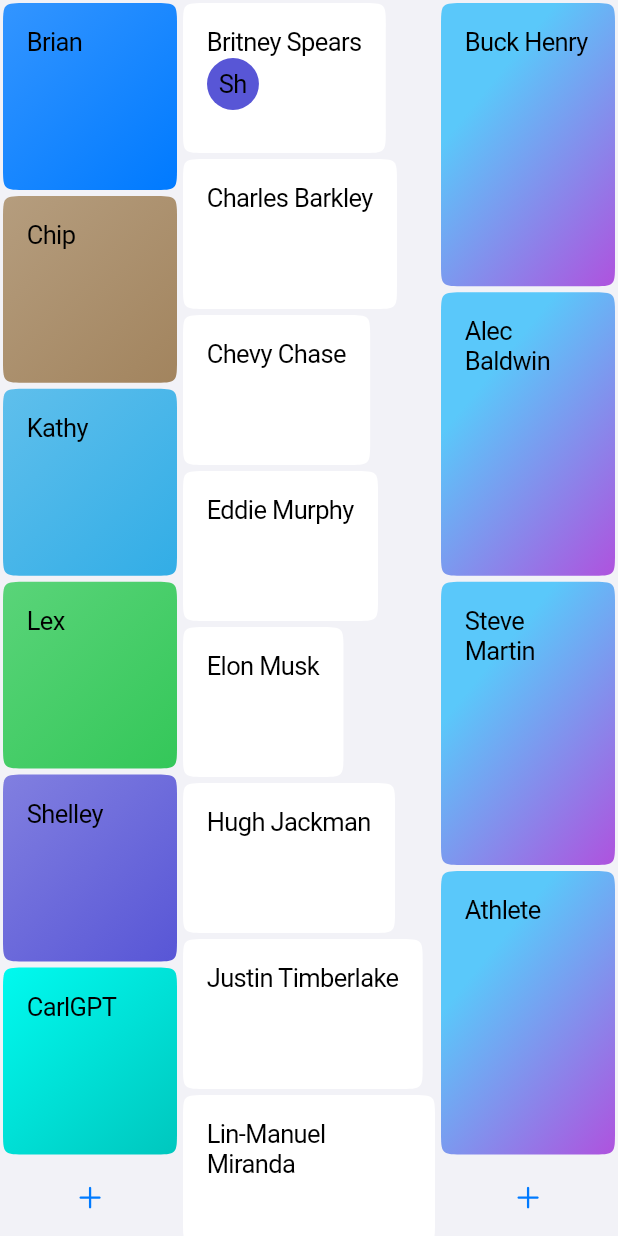
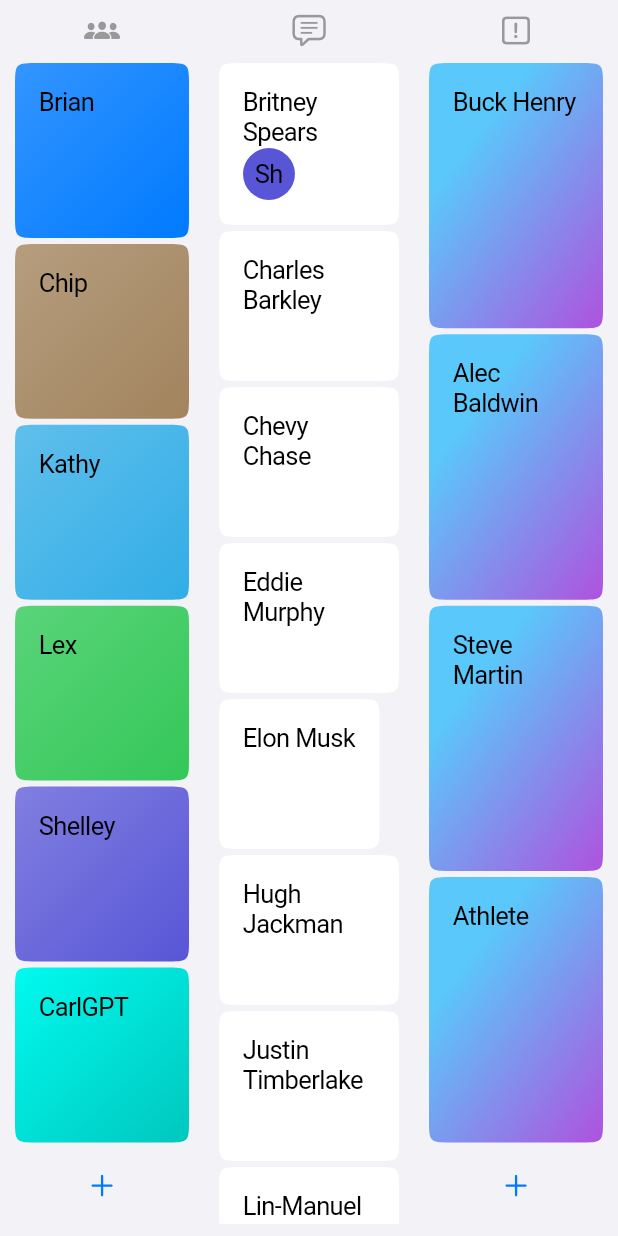
Before and after one commit to wesleym/friendlyscorer, a Flutter app: the screen it shows after launch, on a phone screen of 412 x 824 dp. Run offline on Flutter 3.47's test engine with Material 2 defaults, Android fonts, the phone set to English and light mode, and no system bars.

Commit message:
Add headers

```diff
--- a/lib/src/home_page.dart
+++ b/lib/src/home_page.dart
@@ -27,6 +27,7 @@
     return CupertinoPageScaffold(
       backgroundColor: CupertinoColors.systemGroupedBackground,
       child: SafeArea(
+        minimum: const EdgeInsets.all(8),
         child: Row(
           mainAxisAlignment: MainAxisAlignment.spaceEvenly,
           crossAxisAlignment: CrossAxisAlignment.stretch,
@@ -40,6 +41,9 @@
                     return Column(
                       crossAxisAlignment: CrossAxisAlignment.stretch,
                       children: [
+                        const Icon(CupertinoIcons.person_3_fill,
+                            color: CupertinoColors.inactiveGray),
+                        const SizedBox(height: 8),
                         ...snapshot.data!.map(
                           (p) => Expanded(
                             child: PlayerTile(player: p),
@@ -53,13 +57,23 @@
                     );
                   }),
             ),
+            const SizedBox(width: 16),
             Expanded(
               child: StreamBuilder(
                   initialData: _answerRepository.answers,
                   stream: _answerRepository.answerStream,
                   builder: (context, snapshot) {
                     return SingleChildScrollView(
-                      child: Wrap(
+                      child: Column(
+                        crossAxisAlignment: CrossAxisAlignment.start,
+                        children: [
+                          const Align(
+                            alignment: Alignment.center,
+                            child: Icon(CupertinoIcons.text_bubble,
+                                color: CupertinoColors.inactiveGray),
+                          ),
+                          const SizedBox(height: 8),
+                          Wrap(
                             children: [
                               ...snapshot.data!.map(
                                 (s) => AnswerTile(
@@ -67,6 +81,11 @@
                                   answer: s,
                                 ),
                               ),
+                            ],
+                          ),
+                          // const Spacer(),
+                          Row(
+                            children: [
                               CupertinoButton(
                                 onPressed: () {},
                                 child: const Icon(CupertinoIcons.add),
@@ -77,14 +96,23 @@
                               ),
                             ],
                           ),
+                        ],
+                      ),
                     );
                   }),
             ),
+            const SizedBox(width: 16),
             SizedBox(
               width: 120,
               child: Column(
                 crossAxisAlignment: CrossAxisAlignment.stretch,
                 children: [
+                  const Align(
+                    alignment: Alignment.center,
+                    child: Icon(CupertinoIcons.exclamationmark_square,
+                        color: CupertinoColors.inactiveGray),
+                  ),
+                  const SizedBox(height: 8),
                   ...[
                     'Buck Henry',
                     'Alec Baldwin',
```
Lines whose indentation alone changed are shown as unchanged.
